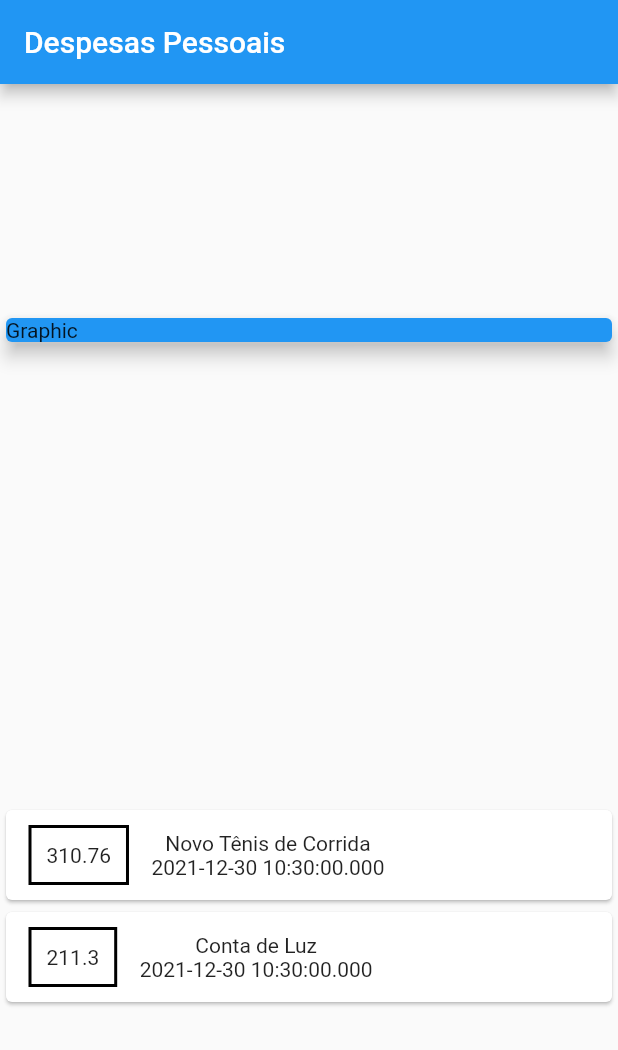
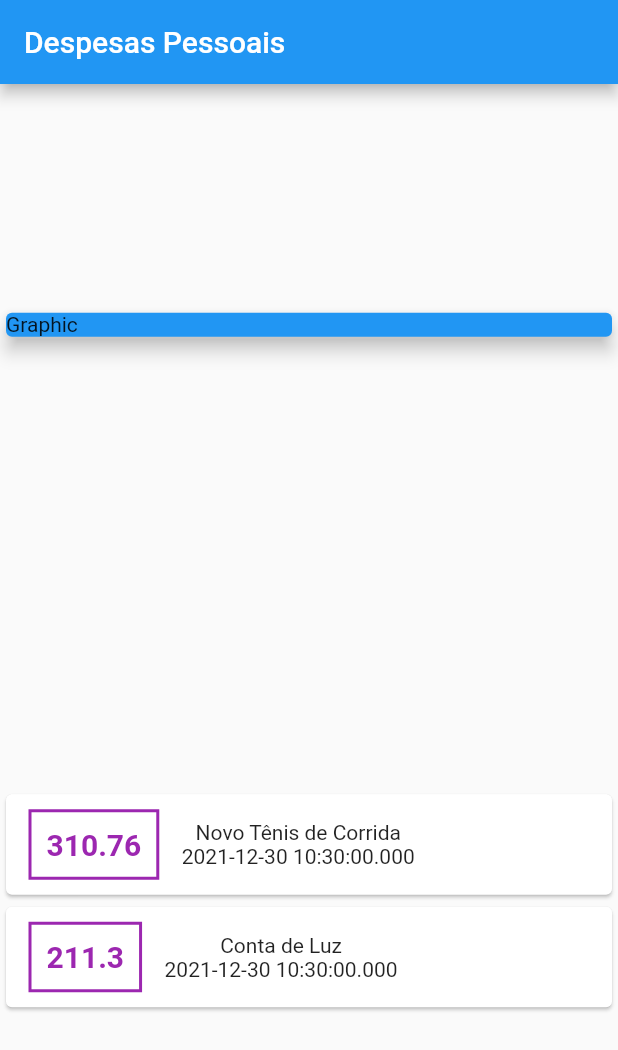
Before and after one commit to felixvicent/gestapp, a Flutter app: the screen it shows after launch, on a phone screen of 412 x 824 dp. Shown: the top 1050 px of the screen. Run offline on Flutter 3.47's test engine with Material 2 defaults, Android fonts, the light colour scheme and no system bars.

Commit message:
Style value text

```diff
--- a/lib/main.dart
+++ b/lib/main.dart
@@ -62,11 +62,19 @@ class HomePage extends StatelessWidget {
                             vertical: 10,
                           ),
                           decoration: BoxDecoration(
-                            border: Border.all(color: Colors.black, width: 2),
+                            border: Border.all(
+                              color: Colors.purple,
+                              width: 2,
+                            ),
                           ),
                           padding: EdgeInsets.all(10),
                           child: Text(
                             transaction.value.toString(),
+                            style: TextStyle(
+                              fontWeight: FontWeight.bold,
+                              fontSize: 20,
+                              color: Colors.purple,
+                            ),
                           ),
                         ),
                         Column(
```
